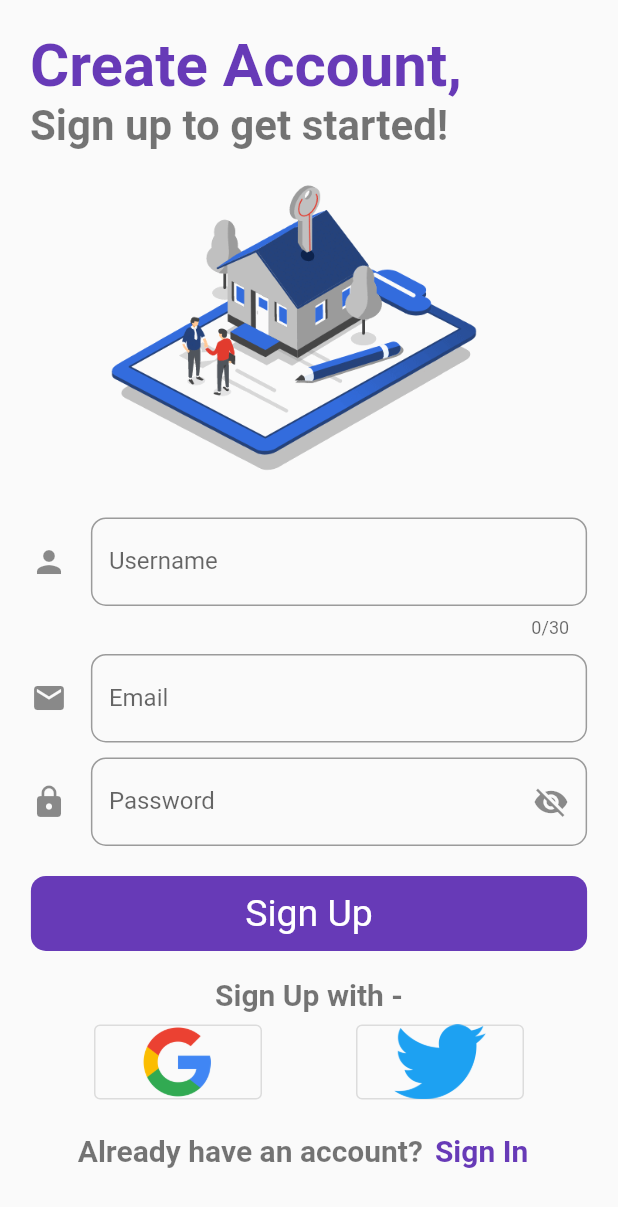
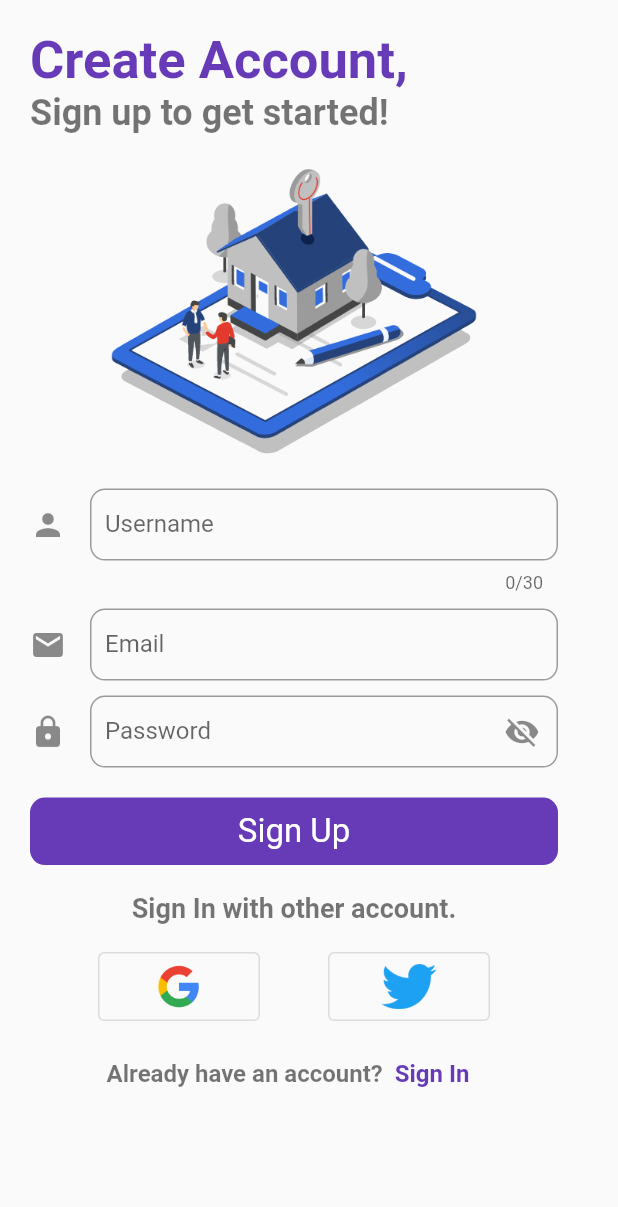
Before and after one commit to 0x01-itsmurphy/home_rental, a Flutter app: the SignUp screen opened directly with empty values, on a phone screen of 412 x 824 dp. Shown: the top 1207 px of the screen. Run offline on Flutter 3.47's test engine with Material 2 defaults, Android fonts, the light colour scheme and no system bars; our stand-ins replace firebase_auth, firebase_core, flutter_secure_storage, flutter_speed_dial, flutter_spinkit, google_fonts and 3 more; accounts and stored records are empty; Roboto replaces fonts that are missing (Ubuntu).

Commit message:
added Google SignIn, minor changes

```diff
--- /dev/null
+++ b/lib/controller/Elements/custom_outlined_button.dart
@@ -0,0 +1,29 @@
+import 'package:flutter/material.dart';
+
+class CustomOutlinedButton extends StatefulWidget {
+  final VoidCallback? onPressed;
+  final ImageProvider image;
+  const CustomOutlinedButton(
+      {Key? key, required this.onPressed, required this.image})
+      : super(key: key);
+
+  @override
+  _CustomOutlinedButtonState createState() => _CustomOutlinedButtonState();
+}
+
+class _CustomOutlinedButtonState extends State<CustomOutlinedButton> {
+  @override
+  Widget build(BuildContext context) {
+    return OutlinedButton(
+      onPressed: widget.onPressed,
+      child: Container(
+        padding: const EdgeInsets.all(8.0),
+        child: Image(
+          image: widget.image,
+          height: 30,
+          width: 60,
+        ),
+      ),
+    );
+  }
+}
--- /dev/null
+++ b/lib/controller/Elements/custom_text_button.dart
@@ -0,0 +1,27 @@
+import 'package:flutter/material.dart';
+
+class CustomTextButton extends StatefulWidget {
+  final Widget child;
+  const CustomTextButton({
+    Key? key,
+    required this.child,
+  }) : super(key: key);
+
+  @override
+  _CustomTextButtonState createState() => _CustomTextButtonState();
+}
+
+class _CustomTextButtonState extends State<CustomTextButton> {
+  @override
+  Widget build(BuildContext context) {
+    return Container(
+      height: 45,
+      alignment: Alignment.center,
+      decoration: BoxDecoration(
+        borderRadius: BorderRadius.circular(10),
+        color: Colors.deepPurple,
+      ),
+      child: widget.child,
+    );
+  }
+}
--- /dev/null
+++ b/lib/controller/provider/google_signin_provider.dart
@@ -0,0 +1,39 @@
+// ignore_for_file: avoid_print
+
+import 'package:firebase_auth/firebase_auth.dart';
+import 'package:flutter/material.dart';
+import 'package:google_sign_in/google_sign_in.dart';
+
+class GoogleSignInProvider extends ChangeNotifier {
+  final googleSignIn = GoogleSignIn();
+
+  GoogleSignInAccount? _account;
+  GoogleSignInAccount get account => _account!;
+
+  Future googleLognIn() async {
+    try {
+      final googleUser = await googleSignIn.signIn();
+      if (googleUser == null) return;
+
+      _account = googleUser;
+
+      final googleAuth = await googleUser.authentication;
+      AuthCredential credential = GoogleAuthProvider.credential(
+        accessToken: googleAuth.accessToken,
+        idToken: googleAuth.idToken,
+      );
+
+      await FirebaseAuth.instance.signInWithCredential(credential);
+    } catch (e) {
+      print(e.toString());
+    }
+
+    notifyListeners();
+  }
+
+  Future googleSignOut() async {
+    await googleSignIn.disconnect();
+    FirebaseAuth.instance.signOut();
+    // notifyListeners();
+  }
+}
--- a/lib/view/details_page/details_page.dart
+++ b/lib/view/details_page/details_page.dart
@@ -1,7 +1,7 @@
 import 'package:flutter/material.dart';
 import 'package:home_rental/controller/loading.dart';
 import 'package:home_rental/models/allposts_model.dart';
-import 'package:home_rental/widgets/details_page_widgets.dart';
+import 'package:home_rental/view/details_page/widgets/details_page_widgets.dart';
 
 class DetailsPage extends StatefulWidget {
   const DetailsPage({
--- a/lib/view/homescreen/homescreen.dart
+++ b/lib/view/homescreen/homescreen.dart
@@ -8,7 +8,7 @@ import 'package:home_rental/controller/loading.dart';
 import 'package:home_rental/view/details_page/details_page.dart';
 import 'package:home_rental/view/post_data/user_data_post.dart';
 import 'package:home_rental/view/drawer/side_drawer.dart';
-import 'package:home_rental/widgets/homepage_widget.dart';
+import 'package:home_rental/view/homescreen/widgets/homepage_widget.dart';
 import 'package:flutter_speed_dial/flutter_speed_dial.dart';
 import 'package:http/http.dart' as http;
 import 'package:home_rental/models/allposts_model.dart';
--- a/lib/view/register/signup.dart
+++ b/lib/view/register/signup.dart
@@ -3,15 +3,19 @@
 import 'dart:convert';
 
 import 'package:flutter/material.dart';
-import 'package:home_rental/controller/authentication.dart';
+import 'package:home_rental/controller/Elements/custom_outlined_button.dart';
+import 'package:home_rental/controller/Elements/custom_text_button.dart';
+import 'package:home_rental/controller/authentication/google_signin_authenticator.dart';
+import 'package:home_rental/controller/authentication/toggle_page_switch.dart';
 import 'package:home_rental/controller/loading.dart';
+import 'package:home_rental/controller/provider/google_signin_provider.dart';
+import 'package:home_rental/view/register/widgets/bottom_text_switchpage_widget.dart';
+import 'package:home_rental/view/register/widgets/heading.dart';
 import 'package:http/http.dart' as http;
+import 'package:provider/provider.dart';
 
 class SignUp extends StatefulWidget {
-  const SignUp({
-    Key? key,
-    required this.toggle,
-  }) : super(key: key);
+  const SignUp({Key? key, required this.toggle}) : super(key: key);
 
   final Function toggle;
 
@@ -72,8 +76,10 @@ class _SignUpState extends State<SignUp> {
       setState(() {
         loading = false;
       });
-      Navigator.pushReplacement(context,
-          MaterialPageRoute(builder: (context) => const Authentication()));
+      Navigator.pushReplacement(
+          context,
+          MaterialPageRoute(
+              builder: (context) => const AuthPageToggleSwitch()));
     } else if (response.statusCode == 500) {
       final snackBar = SnackBar(
         content: Text('$email \n$messageData',
@@ -86,41 +92,18 @@ class _SignUpState extends State<SignUp> {
 
   @override
   Widget build(BuildContext context) {
+    final provider = Provider.of<GoogleSignInProvider>(context, listen: false);
     return Scaffold(
-      body: SingleChildScrollView(
-        child: SafeArea(
+      body: SafeArea(
+        child: SingleChildScrollView(
+          child: Padding(
+            padding: const EdgeInsets.fromLTRB(20, 20, 40, 0),
             child: Column(
               children: [
-              Padding(
-                padding: const EdgeInsets.fromLTRB(20, 20, 40, 0),
-                child: Column(
-                  crossAxisAlignment: CrossAxisAlignment.start,
-                  children: [
-                    const Text(
-                      'Create Account,',
-                      style: TextStyle(
-                        fontSize: 40,
-                        fontWeight: FontWeight.bold,
-                        color: Colors.deepPurple,
-                      ),
-                    ),
-                    const Text(
-                      'Sign up to get started!',
-                      style: TextStyle(
-                        fontSize: 28,
-                        fontWeight: FontWeight.bold,
-                        color: Colors.black54,
-                      ),
-                    ),
-                    const SizedBox(height: 20),
-                    Center(
-                      child: Image(
-                        width: 2 * MediaQuery.of(context).size.width * 0.3,
-                        image: const AssetImage('assets/images/blue-house.gif'),
-                      ),
-                    ),
-                  ],
-                ),
+                const HeadingWidget(
+                  title: 'Create Account,',
+                  subTitle: 'Sign up to get started!',
+                  image: AssetImage('assets/images/blue-house.gif'),
                 ),
                 const SizedBox(
                   height: 20,
@@ -128,15 +111,11 @@ class _SignUpState extends State<SignUp> {
                 Form(
                   key: _formKey,
                   autovalidateMode: AutovalidateMode.onUserInteraction,
-                child: Padding(
-                  padding: EdgeInsets.only(
-                    top: MediaQuery.of(context).size.height * 0.01,
-                    left: MediaQuery.of(context).size.width * 0.05,
-                    right: MediaQuery.of(context).size.width * 0.05,
-                  ),
-                  child: Column(children: [
+                  child: Column(
+                    children: [
                       TextFormField(
                         decoration: InputDecoration(
+                          contentPadding: const EdgeInsets.all(10),
                           icon: const Icon(Icons.person),
                           labelText: 'Username',
                           border: OutlineInputBorder(
@@ -158,6 +137,7 @@ class _SignUpState extends State<SignUp> {
                       const SizedBox(height: 10),
                       TextFormField(
                         decoration: InputDecoration(
+                          contentPadding: const EdgeInsets.all(10),
                           icon: const Icon(Icons.email),
                           labelText: 'Email',
                           border: OutlineInputBorder(
@@ -183,11 +163,9 @@ class _SignUpState extends State<SignUp> {
                       ),
                       const SizedBox(height: 10),
                       TextFormField(
-                      // style: const TextStyle(
-                      //   fontSize: 20,
-                      // ),
                         keyboardType: TextInputType.visiblePassword,
                         decoration: InputDecoration(
+                          contentPadding: const EdgeInsets.all(10),
                           suffixIcon: IconButton(
                             icon: Icon(
                               _showPassword
@@ -219,13 +197,7 @@ class _SignUpState extends State<SignUp> {
                         }),
                       ),
                       const SizedBox(height: 20),
-                    Container(
-                      height: 50,
-                      alignment: Alignment.center,
-                      decoration: BoxDecoration(
-                        borderRadius: BorderRadius.circular(10),
-                        color: Colors.deepPurple,
-                      ),
+                      CustomTextButton(
                         child: loading
                             ? const Loading()
                             : InkWell(
@@ -245,85 +217,57 @@ class _SignUpState extends State<SignUp> {
                                     print("Please Register");
                                   }
                                 },
-                              // onTap: () {
-                              //   print("signup");
-                              //   Navigator.push(
-                              //       context,
-                              //       MaterialPageRoute(
-                              //           builder: (context) => const HomeScreen()));
-                              // },
                                 child: const Text(
                                   'Sign Up',
                                   style: TextStyle(
-                                    color: Colors.white, fontSize: 25),
+                                      color: Colors.white, fontSize: 22),
                                 ),
                               ),
                       ),
-                  ]),
+                    ],
                   ),
                 ),
-              const SizedBox(
-                height: 10,
-              ),
+                const SizedBox(height: 10),
                 const Padding(
                   padding: EdgeInsets.all(8.0),
                   child: Text(
-                  'Sign Up with -',
+                    'Sign In with other account.',
                     style: TextStyle(
                       color: Colors.black54,
-                    fontSize: 20,
+                      fontSize: 18,
                       fontWeight: FontWeight.bold,
                     ),
                   ),
                 ),
+                const SizedBox(height: 10),
                 Row(
                   mainAxisAlignment: MainAxisAlignment.spaceEvenly,
                   children: [
-                  OutlinedButton(
-                    onPressed: () => print('Google'),
-                    child: const Image(
-                      image: AssetImage('assets/images/google-logo.png'),
-                      height: 50,
-                      width: 80,
+                    CustomOutlinedButton(
+                      onPressed: () {
+                        provider.googleLognIn().then((value) =>
+                            Navigator.pushReplacement(
+                                context,
+                                MaterialPageRoute(
+                                    builder: (context) =>
+                                        const GoogleSignInAuthenticator())));
+                      },
+                      image: const AssetImage('assets/images/google-logo.png'),
                     ),
-                  ),
-                  OutlinedButton(
-                    onPressed: () => print('Twitter'),
-                    child: const Image(
-                      image: AssetImage('assets/images/twitter.png'),
-                      height: 50,
-                      width: 80,
-                    ),
+                    CustomOutlinedButton(
+                      onPressed: () {},
+                      image: const AssetImage('assets/images/twitter.png'),
                     ),
                   ],
                 ),
                 const SizedBox(height: 10),
-              Row(
-                mainAxisAlignment: MainAxisAlignment.center,
-                children: [
-                  const Text(
-                    'Already have an account?',
-                    style: TextStyle(
-                      color: Colors.black54,
-                      fontSize: 20,
-                      fontWeight: FontWeight.bold,
+                BottomTextSwitch(
+                  onPressed: () => widget.toggle(),
+                  firstText: 'Already have an account?',
+                  secondText: 'Sign In',
                 ),
+              ],
             ),
-                  TextButton(
-                      onPressed: () {
-                        widget.toggle();
-                      },
-                      child: const Text(
-                        "Sign In",
-                        style: TextStyle(
-                          fontSize: 20,
-                          fontWeight: FontWeight.bold,
-                          color: Colors.deepPurple,
-                        ),
-                      )),
-                ],
-              )
-            ],
           ),
         ),
       ),
--- /dev/null
+++ b/lib/view/register/widgets/bottom_text_switchpage_widget.dart
@@ -0,0 +1,40 @@
+import 'package:flutter/material.dart';
+
+class BottomTextSwitch extends StatelessWidget {
+  final VoidCallback onPressed;
+  final String firstText;
+  final String secondText;
+  const BottomTextSwitch(
+      {Key? key,
+      required this.onPressed,
+      required this.firstText,
+      required this.secondText})
+      : super(key: key);
+  @override
+  Widget build(BuildContext context) {
+    return Row(
+      mainAxisAlignment: MainAxisAlignment.center,
+      children: [
+        Text(
+          firstText,
+          style: const TextStyle(
+            fontSize: 16,
+            fontWeight: FontWeight.bold,
+            color: Colors.black54,
+          ),
+        ),
+        TextButton(
+          onPressed: onPressed,
+          child: Text(
+            secondText,
+            style: const TextStyle(
+              fontSize: 16,
+              fontWeight: FontWeight.bold,
+              color: Colors.deepPurple,
+            ),
+          ),
+        ),
+      ],
+    );
+  }
+}
--- /dev/null
+++ b/lib/view/register/widgets/heading.dart
@@ -0,0 +1,49 @@
+import 'package:flutter/material.dart';
+
+class HeadingWidget extends StatelessWidget {
+  final String title;
+  final String subTitle;
+  final ImageProvider image;
+
+  const HeadingWidget(
+      {Key? key,
+      required this.title,
+      required this.subTitle,
+      required this.image})
+      : super(key: key);
+
+  @override
+  Widget build(BuildContext context) {
+    return Column(
+      crossAxisAlignment: CrossAxisAlignment.start,
+      children: [
+        Text(
+          // 'Welcome,',
+          title,
+          style: const TextStyle(
+            fontSize: 35,
+            fontWeight: FontWeight.bold,
+            color: Colors.deepPurple,
+          ),
+        ),
+        Text(
+          // 'Sign in to continue!',
+          subTitle,
+          style: const TextStyle(
+            fontSize: 24,
+            fontWeight: FontWeight.bold,
+            color: Colors.black54,
+          ),
+        ),
+        const SizedBox(height: 20),
+        Center(
+          child: Image(
+            width: 2 * MediaQuery.of(context).size.width * 0.3,
+            // image: const AssetImage('assets/images/blue-house.gif'),
+            image: image,
+          ),
+        ),
+      ],
+    );
+  }
+}
--- a/pubspec.yaml
+++ b/pubspec.yaml
@@ -41,6 +41,11 @@ dependencies:
   google_fonts: ^2.2.0
   flutter_svg: ^1.0.0
   introduction_screen: ^2.1.0
+  firebase_auth: ^3.3.7
+  firebase_core: ^1.12.0
+  google_sign_in: ^5.2.4
+  provider: ^6.0.2
+  font_awesome_flutter: ^9.2.0
 
 dev_dependencies:
   flutter_test:
```
Also changed, not shown: lib/controller/Elements/custom_textfield.dart (added, +47 -0 lines), lib/controller/authentication/google_signin_authenticator.dart (added, +26 -0 lines), lib/controller/authentication/toggle_page_switch.dart (renamed from lib/controller/authentication.dart, +4 -4 lines), lib/main.dart (+14 -5 lines), lib/view/drawer/side_drawer.dart (+32 -20 lines), lib/view/introduction_page/introduction_page.dart (renamed from lib/view/welcome.dart, +7 -7 lines), lib/view/register/signin.dart (+43 -104 lines), lib/view/details_page/widgets/details_page_widgets.dart (renamed from lib/widgets/details_page_widgets.dart), lib/view/homescreen/widgets/homepage_widget.dart (renamed from lib/widgets/homepage_widget.dart), pubspec.lock, 3 other files. Lines whose indentation alone changed are shown as unchanged.
